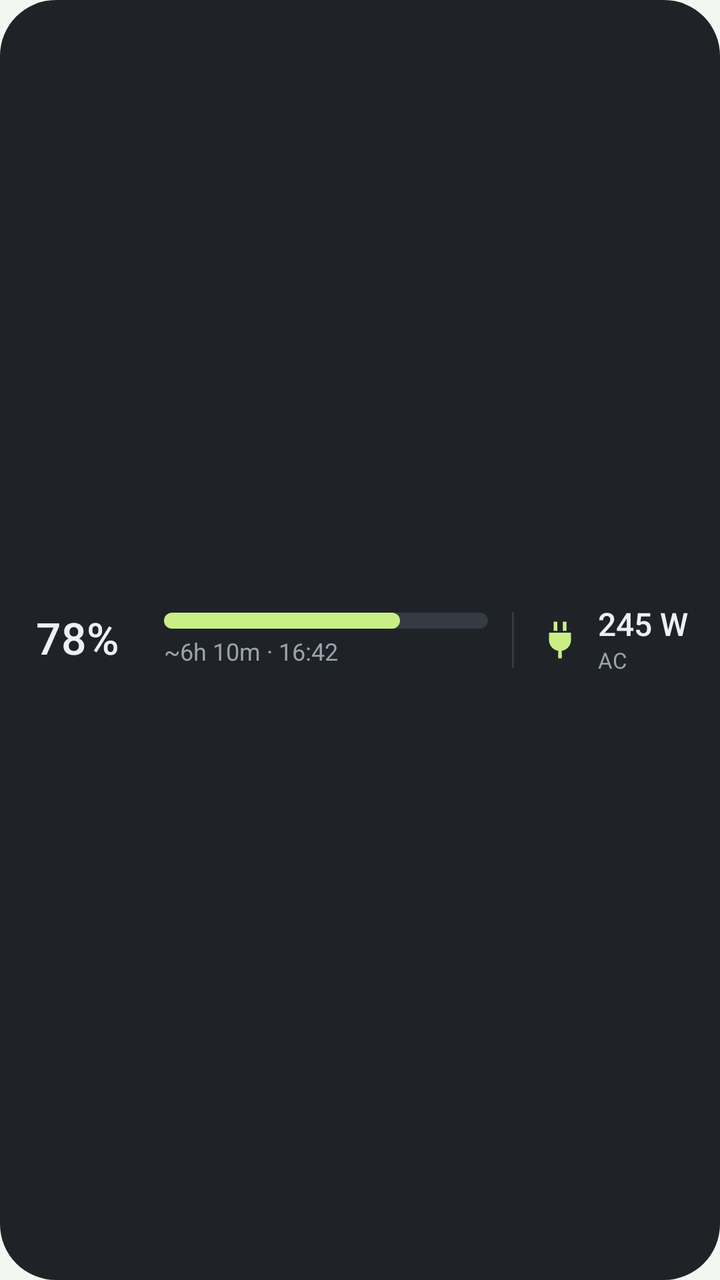
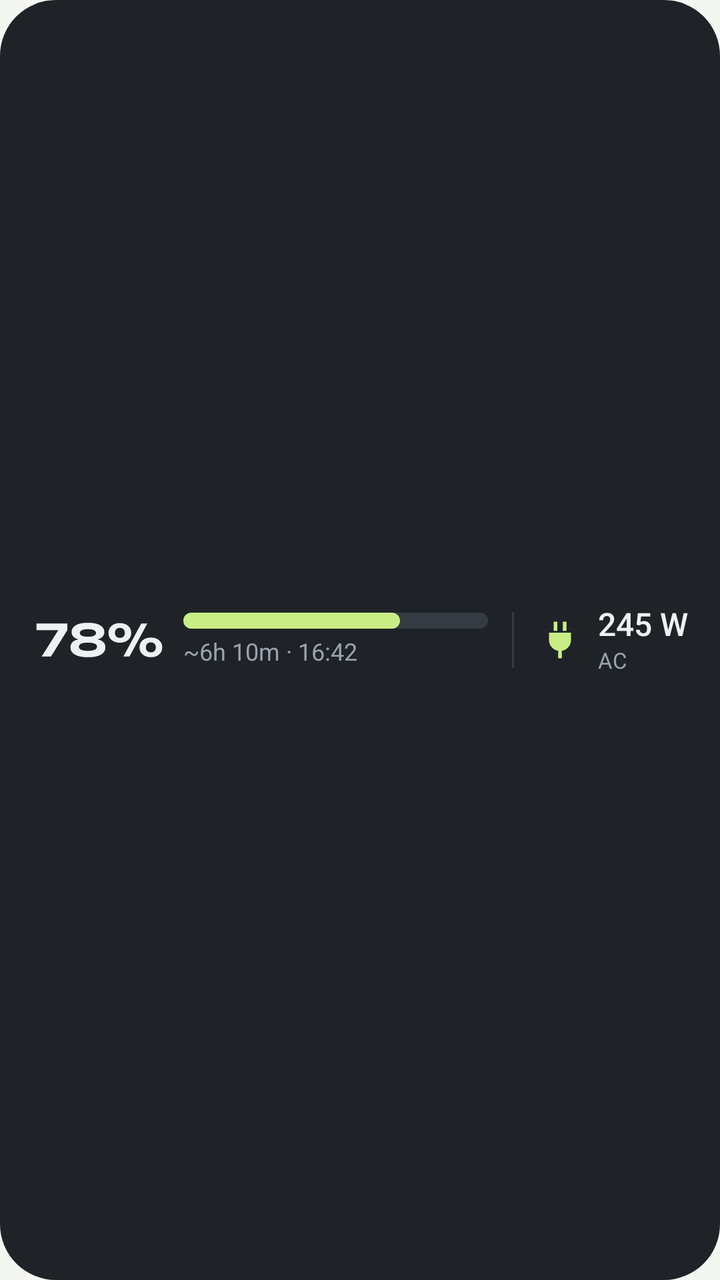

An Android layout rendered at two revisions. The XML below is the earlier revision; the diff shows what the commit changed to produce the second picture.
<!-- AndroidManifest.xml: application theme Theme.EcoWi -->
<!-- res/layout/widget_preview.xml -->
<?xml version="1.0" encoding="utf-8"?>
<FrameLayout xmlns:android="http://schemas.android.com/apk/res/android"
    android:layout_width="match_parent"
    android:layout_height="match_parent">

    <ImageView
        android:layout_width="match_parent"
        android:layout_height="match_parent"
        android:importantForAccessibility="no"
        android:scaleType="fitXY"
        android:src="@drawable/w_bg_shape"
        android:tint="@color/ew_w_bg_dark" />

    <LinearLayout
        android:layout_width="match_parent"
        android:layout_height="match_parent"
        android:gravity="center_vertical"
        android:orientation="horizontal"
        android:paddingStart="18dp"
        android:paddingEnd="16dp">

        <TextView
            style="@style/EW.Widget.Soc"
            android:layout_width="wrap_content"
            android:layout_height="wrap_content"
            android:minWidth="54dp"
            android:text="@string/preview_soc"
            android:textColor="@color/ew_w_text_dark" />

        <LinearLayout
            android:layout_width="0dp"
            android:layout_height="wrap_content"
            android:layout_marginStart="10dp"
            android:layout_marginEnd="12dp"
            android:layout_weight="1"
            android:orientation="vertical">

            <ImageView
                android:layout_width="match_parent"
                android:layout_height="8dp"
                android:importantForAccessibility="no"
                android:scaleType="fitXY"
                android:src="@drawable/preview_bar" />

            <TextView
                style="@style/EW.Widget.Caption"
                android:layout_width="match_parent"
                android:layout_height="wrap_content"
                android:layout_marginTop="5dp"
                android:text="@string/preview_caption"
                android:textColor="@color/ew_w_text2_dark" />
        </LinearLayout>

        <ImageView
            android:layout_width="1dp"
            android:layout_height="28dp"
            android:importantForAccessibility="no"
            android:scaleType="fitXY"
            android:src="@drawable/w_solid"
            android:tint="@color/ew_w_track_dark" />

        <ImageView
            style="@style/EW.Widget.LoadIcon"
            android:layout_marginStart="12dp"
            android:src="@drawable/ic_ac"
            android:tint="@color/ew_w_accent_dark" />

        <LinearLayout
            android:layout_width="wrap_content"
            android:layout_height="wrap_content"
            android:layout_marginStart="8dp"
            android:orientation="vertical">

            <TextView
                style="@style/EW.Widget.LoadValue"
                android:text="@string/preview_load"
                android:textColor="@color/ew_w_text_dark" />

            <TextView
                style="@style/EW.Widget.LoadLabel"
                android:text="@string/label_ac"
                android:textColor="@color/ew_w_text2_dark" />
        </LinearLayout>
    </LinearLayout>
</FrameLayout>
<!-- resources referenced by this layout -->
<resources>
  <color name="ew_w_accent_dark">@color/ew_neon_tube</color>
  <color name="ew_w_bg_dark">@color/ew_wall_bottom</color>
  <color name="ew_w_text2_dark">#FF9AA3AD</color>
  <color name="ew_w_text_dark">#FFEEF1F4</color>
  <color name="ew_w_track_dark">#FF343B43</color>
  <!-- drawable w_bg_shape (drawable) -->
  <?xml version="1.0" encoding="utf-8"?>
  <shape xmlns:android="http://schemas.android.com/apk/res/android" android:shape="rectangle">
      <corners android:radius="@dimen/ew_widget_radius" />
      <solid android:color="#FFFFFFFF" />
  </shape>
  <!-- drawable w_solid (drawable) -->
  <?xml version="1.0" encoding="utf-8"?>
  <shape xmlns:android="http://schemas.android.com/apk/res/android" android:shape="rectangle">
      <solid android:color="#FFFFFFFF" />
  </shape>
  <string name="label_ac">AC</string>
  <string name="preview_caption">~6h 10m · 16:42</string>
  <string name="preview_load">245 W</string>
  <string name="preview_soc" formatted="false">78%</string>
  <style name="EW.Widget.LoadIcon" parent="">
          <item name="android:layout_width">22dp</item>
          <item name="android:layout_height">22dp</item>
          <item name="android:importantForAccessibility">no</item>
      </style>
  <style name="EW.Widget.Soc" parent="">
          <item name="android:textColor">@color/ew_w_text_auto</item>
          <item name="android:textSize">22sp</item>
          <item name="android:fontFamily">sans-serif-medium</item>
          <item name="android:includeFontPadding">false</item>
          <item name="android:maxLines">1</item>
      </style>
  <style name="Theme.EcoWi" parent="android:Theme.Material.Light.NoActionBar">
          <item name="android:windowBackground">@color/ew_app_bg</item>
          <item name="android:statusBarColor">@android:color/transparent</item>
          <item name="android:navigationBarColor">@android:color/transparent</item>
      </style>
  <color name="ew_neon_tube">#FFC9EE85</color>
  <color name="ew_wall_bottom">#FF1F2328</color>
  <color name="ew_batt_high_dark">@color/ew_neon_tube</color>
  <dimen name="ew_widget_radius">24dp</dimen>
  <color name="ew_w_text2_auto">@color/ew_w_text2_light</color>
  <color name="ew_w_text_auto">@color/ew_w_text_light</color>
  <color name="ew_app_bg">#FFF4F6F1</color>
  <color name="ew_w_text2_light">#FF5D6670</color>
  <color name="ew_w_text_light">#FF15181C</color>
  <!-- unchanged entries left out for length: 5 -->
</resources>

<!-- the commit's change to res/layout/widget_preview.xml (unified diff, before → after) -->
@@ -19,13 +19,14 @@
         android:paddingStart="18dp"
         android:paddingEnd="16dp">
 
-        <TextView
-            style="@style/EW.Widget.Soc"
+        <ImageView
             android:layout_width="wrap_content"
             android:layout_height="wrap_content"
-            android:minWidth="54dp"
-            android:text="@string/preview_soc"
-            android:textColor="@color/ew_w_text_dark" />
+            android:adjustViewBounds="true"
+            android:importantForAccessibility="no"
+            android:scaleType="fitCenter"
+            android:src="@drawable/preview_soc"
+            android:tint="@color/ew_w_text_dark" />
 
         <LinearLayout
             android:layout_width="0dp"
<!-- resource entries referenced after the edit -->
@@ -5,6 +5,13 @@
   <color name="ew_w_text2_dark">#FF9AA3AD</color>
   <color name="ew_w_text_dark">#FFEEF1F4</color>
   <color name="ew_w_track_dark">#FF343B43</color>
+  <!-- drawable preview_soc (drawable) -->
+  <?xml version="1.0" encoding="utf-8"?>
+  <vector xmlns:android="http://schemas.android.com/apk/res/android"
+      android:width="63.71dp" android:height="27.28dp"
+      android:viewportWidth="2896" android:viewportHeight="1240">
+      <path android:fillColor="#FFFFFFFF" android:pathData="M128 995 542 343 541 396H12V245H713V396L341 995ZM1181 229Q1362 229 1458 285Q1554 341 1554 441Q1554 531 1469.5 577.5Q1385 624 1234 619V599Q1397 587 1488 635.5Q1579 684 1579 787Q1579 895 1477 953Q1375 1011 1181 1011Q989 1011 886.5 953Q784 895 784 787Q784 684 875 635.5Q966 587 1129 599V619Q978 624 893.5 577.5Q809 531 809 441Q809 341 905 285Q1001 229 1181 229ZM1181 866Q1282 866 1335 842Q1388 818 1388 772Q1388 725 1335 702.5Q1282 680 1181 680Q1080 680 1027.5 702.5Q975 725 975 772Q975 818 1027.5 842Q1080 866 1181 866ZM1181 546Q1241 546 1282.5 536.5Q1324 527 1345 508Q1366 489 1366 460Q1366 419 1318.5 396.5Q1271 374 1181 374Q1092 374 1044 396.5Q996 419 996 460Q996 489 1017.5 508Q1039 527 1080.5 536.5Q1122 546 1181 546ZM1907 682Q1830 682 1771.5 654Q1713 626 1680 575.5Q1647 525 1647 458Q1647 392 1680 342Q1713 292 1771.5 264Q1830 236 1907 236Q1985 236 2043 264Q2101 292 2134 342Q2167 392 2167 458Q2167 525 2134 575.5Q2101 626 2043 654Q1985 682 1907 682ZM1907 573Q1960 573 1990.5 542.5Q2021 512 2021 459Q2021 406 1991 375Q1961 344 1907 344Q1854 344 1824 375Q1794 406 1794 459Q1794 512 1824 542.5Q1854 573 1907 573ZM2612 1011Q2535 1011 2476.5 983Q2418 955 2385.5 904Q2353 853 2353 787Q2353 720 2385.5 670Q2418 620 2476.5 592Q2535 564 2612 564Q2690 564 2748 592Q2806 620 2839 670Q2872 720 2872 787Q2872 853 2839 904Q2806 955 2748 983Q2690 1011 2612 1011ZM2612 901Q2665 901 2695.5 871Q2726 841 2726 787Q2726 734 2696 703.5Q2666 673 2612 673Q2559 673 2529 703.5Q2499 734 2499 787Q2499 841 2529 871Q2559 901 2612 901ZM2395 245H2533L2125 995H1987Z" />
+  </vector>
   <!-- drawable w_bg_shape (drawable) -->
   <?xml version="1.0" encoding="utf-8"?>
   <shape xmlns:android="http://schemas.android.com/apk/res/android" android:shape="rectangle">
@@ -19,18 +26,10 @@
   <string name="label_ac">AC</string>
   <string name="preview_caption">~6h 10m · 16:42</string>
   <string name="preview_load">245 W</string>
-  <string name="preview_soc" formatted="false">78%</string>
   <style name="EW.Widget.LoadIcon" parent="">
           <item name="android:layout_width">22dp</item>
           <item name="android:layout_height">22dp</item>
           <item name="android:importantForAccessibility">no</item>
-      </style>
-  <style name="EW.Widget.Soc" parent="">
-          <item name="android:textColor">@color/ew_w_text_auto</item>
-          <item name="android:textSize">22sp</item>
-          <item name="android:fontFamily">sans-serif-medium</item>
-          <item name="android:includeFontPadding">false</item>
-          <item name="android:maxLines">1</item>
       </style>
   <style name="Theme.EcoWi" parent="android:Theme.Material.Light.NoActionBar">
           <item name="android:windowBackground">@color/ew_app_bg</item>
